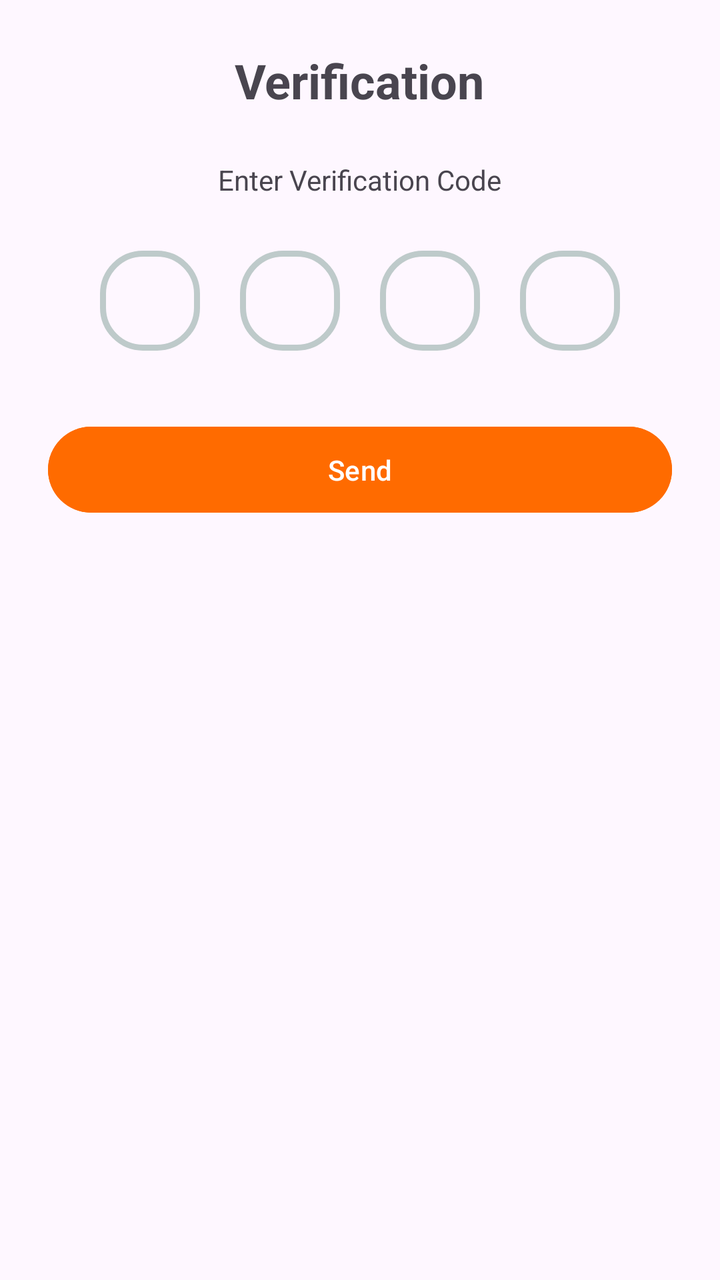
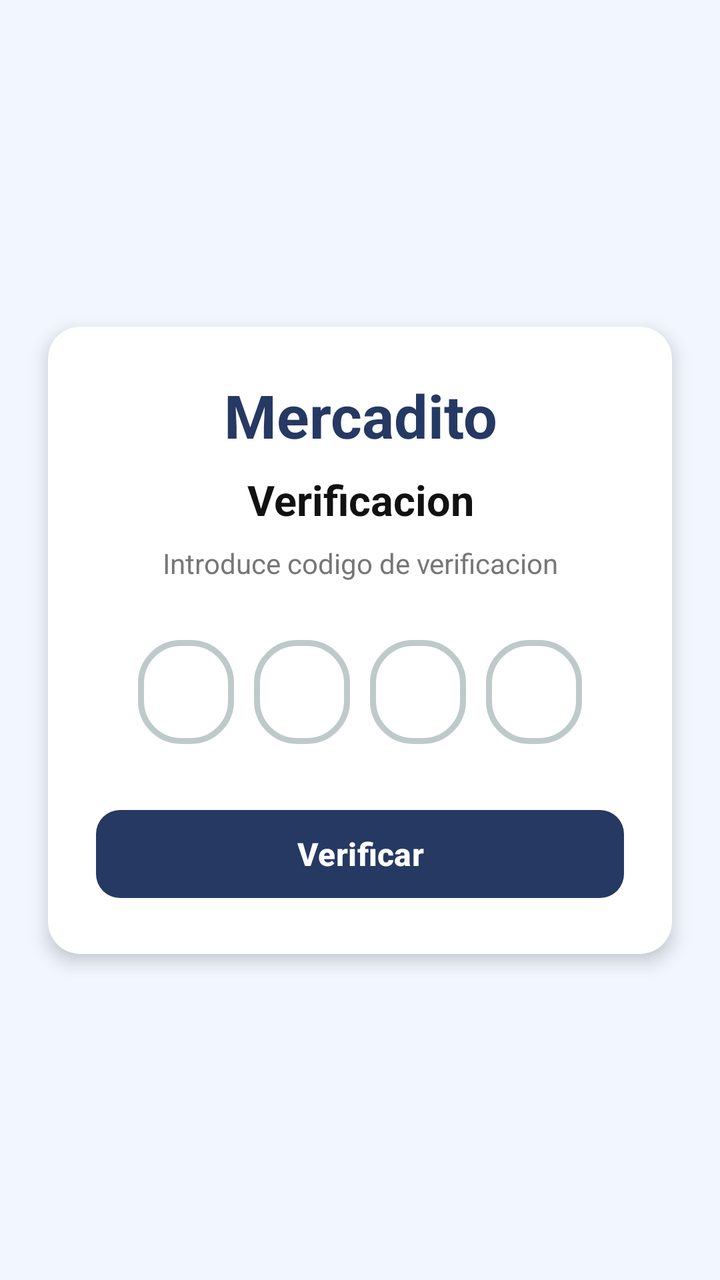

Before-and-after screenshots of an Android layout around one commit, followed by the original layout XML and the change that was made.
<!-- AndroidManifest.xml: application theme Theme.MyApplication -->
<!-- res/layout/forget_code.xml -->
<?xml version="1.0" encoding="utf-8"?>
<LinearLayout xmlns:android="http://schemas.android.com/apk/res/android"
    android:layout_width="match_parent"
    android:layout_height="match_parent"
    android:padding="24dp"
    android:orientation="vertical">

    <TextView
        android:layout_width="wrap_content"
        android:layout_height="wrap_content"
        android:text="Verification"
        android:textSize="24sp"
        android:textStyle="bold"
        android:layout_gravity="center_horizontal"
        android:layout_marginBottom="24dp"/>

    <TextView
        android:layout_width="wrap_content"
        android:layout_height="wrap_content"
        android:text="Enter Verification Code"
        android:layout_gravity="center_horizontal"
        android:layout_marginBottom="16dp"/>

    <LinearLayout
        android:layout_width="match_parent"
        android:layout_height="wrap_content"
        android:orientation="horizontal"
        android:gravity="center"
        android:layout_marginBottom="24dp">

        <EditText
            android:id="@+id/code1"
            android:layout_width="50dp"
            android:layout_height="50dp"
            android:gravity="center"
            android:inputType="number"
            android:maxLength="1"
            android:background="@drawable/custumer"
            android:layout_margin="10dp"
            />

        <EditText
            android:id="@+id/code2"
            android:layout_width="50dp"
            android:layout_height="50dp"
            android:gravity="center"
            android:inputType="number"
            android:maxLength="1"
            android:background="@drawable/custumer"
            android:layout_margin="10dp"/>

        <EditText
            android:id="@+id/code3"
            android:layout_width="50dp"
            android:layout_height="50dp"
            android:gravity="center"
            android:inputType="number"
            android:maxLength="1"
            android:background="@drawable/custumer"
            android:layout_margin="10dp"/>

        <EditText
            android:id="@+id/code4"
            android:layout_width="50dp"
            android:layout_height="50dp"
            android:gravity="center"
            android:inputType="number"
            android:maxLength="1"
            android:background="@drawable/custumer"
            android:layout_margin="10dp"/>
    </LinearLayout>

    <Button
        android:id="@+id/verifyButton"
        android:layout_width="match_parent"
        android:layout_height="wrap_content"
        android:text="Send"
        android:backgroundTint="#FF6B00"
        android:textColor="@android:color/white"
        android:padding="12dp"/>
</LinearLayout>
<!-- resources referenced by this layout -->
<resources>
  <!-- drawable custumer (drawable) -->
  <?xml version="1.0" encoding="utf-8"?>
  <shape xmlns:android="http://schemas.android.com/apk/res/android" android:shape="rectangle">
      <stroke
          android:width="3dp"
          android:color="@color/gray"/>
      <corners
          android:radius="20dp"/>
  
  </shape>
  <style name="Theme.MyApplication" parent="Base.Theme.MyApplication" />
  <color name="gray">#BECACA</color>
  <style name="Base.Theme.MyApplication" parent="Theme.Material3.DayNight.NoActionBar">
          
          
      </style>
</resources>

<!-- the commit's change to res/layout/forget_code.xml (unified diff, before → after) -->
@@ -1,81 +1,133 @@
 <?xml version="1.0" encoding="utf-8"?>
-<LinearLayout xmlns:android="http://schemas.android.com/apk/res/android"
+<androidx.constraintlayout.widget.ConstraintLayout
+    xmlns:android="http://schemas.android.com/apk/res/android"
+    xmlns:app="http://schemas.android.com/apk/res-auto"
     android:layout_width="match_parent"
     android:layout_height="match_parent"
-    android:padding="24dp"
-    android:orientation="vertical">
+    android:background="@color/main_screen">
 
-    <TextView
-        android:layout_width="wrap_content"
-        android:layout_height="wrap_content"
-        android:text="Verification"
-        android:textSize="24sp"
-        android:textStyle="bold"
-        android:layout_gravity="center_horizontal"
-        android:layout_marginBottom="24dp"/>
-
-    <TextView
-        android:layout_width="wrap_content"
-        android:layout_height="wrap_content"
-        android:text="Enter Verification Code"
-        android:layout_gravity="center_horizontal"
-        android:layout_marginBottom="16dp"/>
-
-    <LinearLayout
+    <androidx.cardview.widget.CardView
         android:layout_width="match_parent"
         android:layout_height="wrap_content"
-        android:orientation="horizontal"
-        android:gravity="center"
-        android:layout_marginBottom="24dp">
+        android:layout_margin="24dp"
+        app:cardBackgroundColor="@color/foodstore_surface"
+        app:cardCornerRadius="16dp"
+        app:cardElevation="5dp"
+        app:layout_constraintTop_toTopOf="parent"
+        app:layout_constraintBottom_toBottomOf="parent"
+        app:layout_constraintStart_toStartOf="parent"
+        app:layout_constraintEnd_toEndOf="parent">
 
-        <EditText
-            android:id="@+id/code1"
-            android:layout_width="50dp"
-            android:layout_height="50dp"
-            android:gravity="center"
-            android:inputType="number"
-            android:maxLength="1"
-            android:background="@drawable/custumer"
-            android:layout_margin="10dp"
-            />
+        <LinearLayout
+            android:layout_width="match_parent"
+            android:layout_height="wrap_content"
+            android:orientation="vertical"
+            android:gravity="center_horizontal"
+            android:padding="24dp">
 
-        <EditText
-            android:id="@+id/code2"
-            android:layout_width="50dp"
-            android:layout_height="50dp"
-            android:gravity="center"
-            android:inputType="number"
-            android:maxLength="1"
-            android:background="@drawable/custumer"
-            android:layout_margin="10dp"/>
+            
+            <TextView
+                android:layout_width="match_parent"
+                android:layout_height="wrap_content"
+                android:gravity="center"
+                android:text="@string/app_name"
+                android:textColor="@color/foodstore_primary"
+                android:textSize="30sp"
+                android:textStyle="bold"/>
 
-        <EditText
-            android:id="@+id/code3"
-            android:layout_width="50dp"
-            android:layout_height="50dp"
-            android:gravity="center"
-            android:inputType="number"
-            android:maxLength="1"
-            android:background="@drawable/custumer"
-            android:layout_margin="10dp"/>
+            
+            <TextView
+                android:layout_width="match_parent"
+                android:layout_height="wrap_content"
+                android:layout_marginTop="8dp"
+                android:gravity="center"
+                android:text="Verificacion"
+                android:textColor="@color/foodstore_text"
+                android:textSize="21sp"
+                android:textStyle="bold"/>
 
-        <EditText
-            android:id="@+id/code4"
-            android:layout_width="50dp"
-            android:layout_height="50dp"
-            android:gravity="center"
-            android:inputType="number"
-            android:maxLength="1"
-            android:background="@drawable/custumer"
-            android:layout_margin="10dp"/>
-    </LinearLayout>
+            
+            <TextView
+                android:layout_width="match_parent"
+                android:layout_height="wrap_content"
+                android:layout_marginTop="8dp"
+                android:gravity="center"
+                android:text="Introduce codigo de verificacion"
+                android:textColor="@color/foodstore_text_secondary"
+                android:textSize="14sp"/>
 
-    <Button
-        android:id="@+id/verifyButton"
-        android:layout_width="match_parent"
-        android:layout_height="wrap_content"
-        android:text="Send"
-        android:backgroundTint="#FF6B00"
-        android:textColor="@android:color/white"
-        android:padding="12dp"/>
-</LinearLayout>
+            
+            <LinearLayout
+                android:layout_width="match_parent"
+                android:layout_height="wrap_content"
+                android:layout_marginTop="24dp"
+                android:gravity="center"
+                android:orientation="horizontal">
+
+                <EditText
+                    android:id="@+id/code1"
+                    android:layout_width="48dp"
+                    android:layout_height="52dp"
+                    android:layout_margin="5dp"
+                    android:background="@drawable/custumer"
+                    android:gravity="center"
+                    android:inputType="number"
+                    android:maxLength="1"
+                    android:textColor="@color/foodstore_text"
+                    android:textSize="20sp"
+                    android:textStyle="bold"/>
+
+                <EditText
+                    android:id="@+id/code2"
+                    android:layout_width="48dp"
+                    android:layout_height="52dp"
+                    android:layout_margin="5dp"
+                    android:background="@drawable/custumer"
+                    android:gravity="center"
+                    android:inputType="number"
+                    android:maxLength="1"
+                    android:textColor="@color/foodstore_text"
+                    android:textSize="20sp"
+                    android:textStyle="bold"/>
+
+                <EditText android:id="@+id/code3"
+                    android:layout_width="48dp"
+                    android:layout_height="52dp"
+                    android:layout_margin="5dp"
+                    android:background="@drawable/custumer"
+                    android:gravity="center"
+                    android:inputType="number"
+                    android:maxLength="1"
+                    android:textColor="@color/foodstore_text"
+                    android:textSize="20sp"
+                    android:textStyle="bold"/>
+
+                <EditText android:id="@+id/code4"
+                    android:layout_width="48dp"
+                    android:layout_height="52dp"
+                    android:layout_margin="5dp"
+                    android:background="@drawable/custumer"
+                    android:gravity="center"
+                    android:inputType="number"
+                    android:maxLength="1"
+                    android:textColor="@color/foodstore_text"
+                    android:textSize="20sp"
+                    android:textStyle="bold"/>
+
+            </LinearLayout> 
+
+            <com.google.android.material.button.MaterialButton
+                android:id="@+id/verifyButton"
+                android:layout_width="match_parent"
+                android:layout_height="52dp"
+                android:layout_marginTop="24dp"
+                android:text="Verificar"
+                android:textColor="@android:color/white"
+                android:textSize="16sp"
+                android:textStyle="bold"
+                app:backgroundTint="@color/foodstore_primary"
+                app:cornerRadius="12dp"/>
+
+        </LinearLayout>
+    </androidx.cardview.widget.CardView>
+</androidx.constraintlayout.widget.ConstraintLayout>
<!-- resource entries referenced after the edit -->
@@ -1,5 +1,10 @@
 <!-- resources referenced by this layout -->
 <resources>
+  <color name="foodstore_primary">#263963</color>
+  <color name="foodstore_surface">#FFFFFF</color>
+  <color name="foodstore_text">#111111</color>
+  <color name="foodstore_text_secondary">#777777</color>
+  <color name="main_screen">#F2F7FF</color>
   <!-- drawable custumer (drawable) -->
   <?xml version="1.0" encoding="utf-8"?>
   <shape xmlns:android="http://schemas.android.com/apk/res/android" android:shape="rectangle">
@@ -10,6 +15,7 @@
           android:radius="20dp"/>
   
   </shape>
+  <string name="app_name">Mercadito</string>
   <style name="Theme.MyApplication" parent="Base.Theme.MyApplication" />
   <color name="gray">#BECACA</color>
   <style name="Base.Theme.MyApplication" parent="Theme.Material3.DayNight.NoActionBar">
